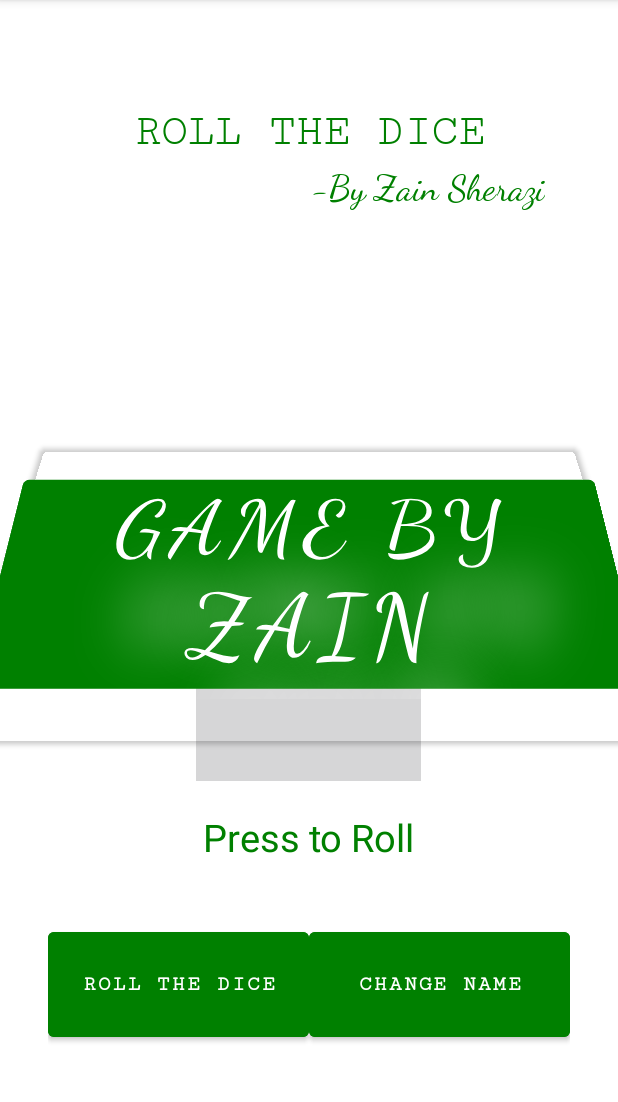
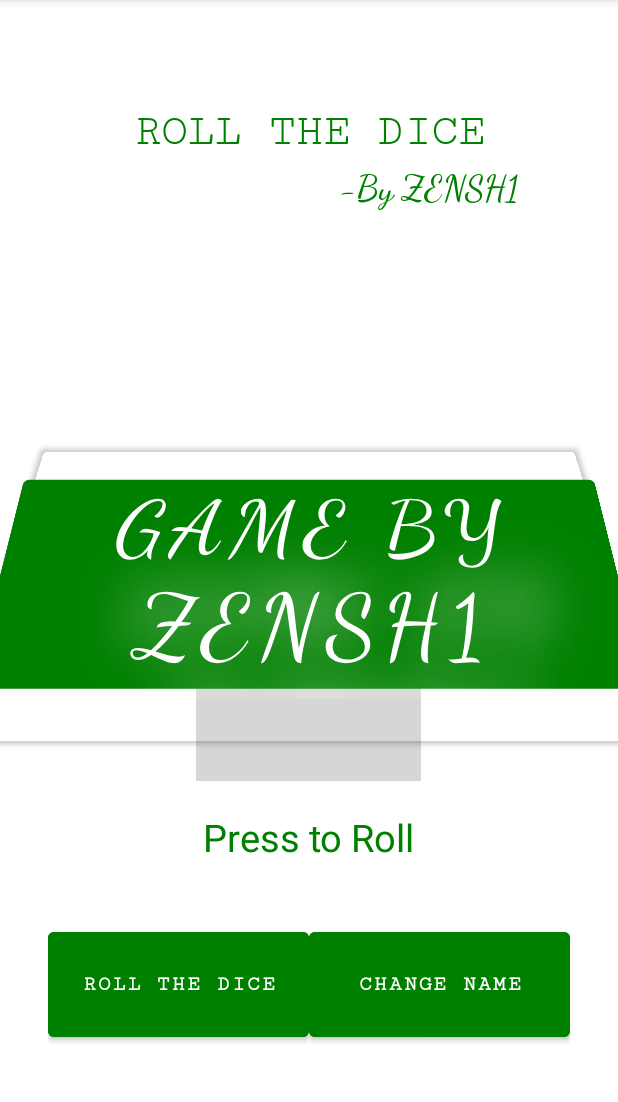
Before and after one commit to ZENSH1/Dice-Roll-Android, an Android app: the screen it shows after launch (MainActivity), after a tap on "CHANGE NAME", on a phone screen of 412 x 824 dp, the part 84-1186 px from its top. Run offline under Robolectric (Android 15) with nearby library versions, the phone set to English and light mode, and no system bars; 1 other tap on this screen came first.

Commit message:
Minor Changes

```diff
--- a/PerfectRollDice/app/src/main/java/com/xs/perfectrolldice/MainActivity.java
+++ b/PerfectRollDice/app/src/main/java/com/xs/perfectrolldice/MainActivity.java
@@ -27,7 +27,7 @@ public class MainActivity extends AppCompatActivity {
     protected void onCreate(Bundle savedInstanceState) {
         super.onCreate(savedInstanceState);
         setContentView(R.layout.activity_main);
-        Pn = "Zain";
+        Pn = "ZENSH1";
         handler.postDelayed(new Runnable() {
             @Override
             public void run()
--- a/PerfectRollDice/app/src/main/res/layout/activity_main.xml
+++ b/PerfectRollDice/app/src/main/res/layout/activity_main.xml
@@ -14,7 +14,7 @@
         <Button
             android:layout_width="match_parent"
             android:layout_height="wrap_content"
-            android:text="Game By Zain"
+            android:text="Game By ZENSH1"
             android:textSize="60sp"
             android:fontFeatureSettings="@string/material_motion_easing_accelerated"
             android:fontFamily="cursive"
--- a/PerfectRollDice/app/src/main/res/layout/main.xml
+++ b/PerfectRollDice/app/src/main/res/layout/main.xml
@@ -23,7 +23,7 @@
             android:id="@+id/textView3"
             android:layout_width="wrap_content"
             android:layout_height="wrap_content"
-            android:text="-By Zain Sherazi"
+            android:text="-By ZENSH1"
             android:textSize="24sp"
             android:gravity="right"
             android:fontFamily="cursive"
```
